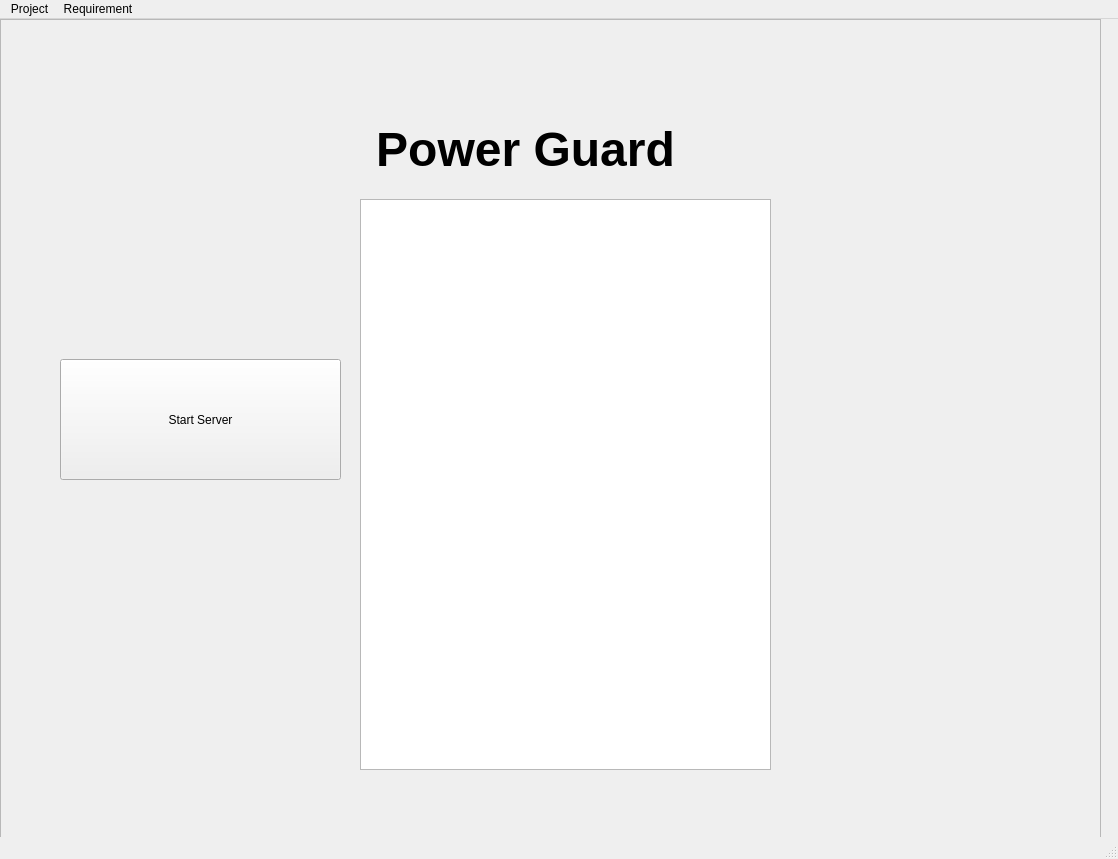
Before: the Qt Designer form src/powerguard/gui/powerGUard.ui in fahara02/powerGuard, drawn with Qt 5.
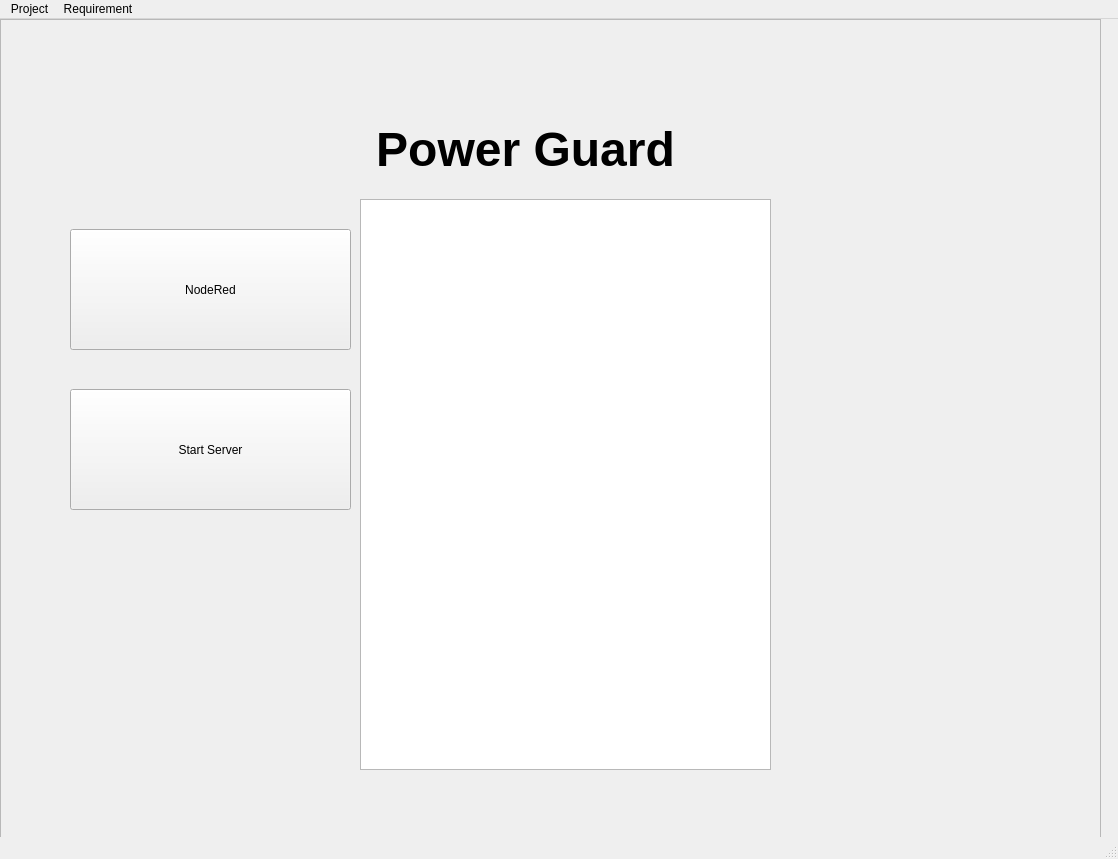
After: the same form once the commit is applied.

Commit message: install button for node red

```diff
--- a/src/powerguard/gui/powerGUard.ui
+++ b/src/powerguard/gui/powerGUard.ui
@@ -54,8 +54,8 @@
     <widget class="QPushButton" name="btnServer">
      <property name="geometry">
       <rect>
-       <x>60</x>
-       <y>340</y>
+       <x>70</x>
+       <y>370</y>
        <width>281</width>
        <height>121</height>
       </rect>
@@ -74,6 +74,19 @@
       </rect>
      </property>
     </widget>
+    <widget class="QPushButton" name="btnNodeRedInit">
+     <property name="geometry">
+      <rect>
+       <x>70</x>
+       <y>210</y>
+       <width>281</width>
+       <height>121</height>
+      </rect>
+     </property>
+     <property name="text">
+      <string>NodeRed</string>
+     </property>
+    </widget>
    </widget>
   </widget>
   <widget class="QMenuBar" name="menubar">
```
The commit also changes 4 other files.
